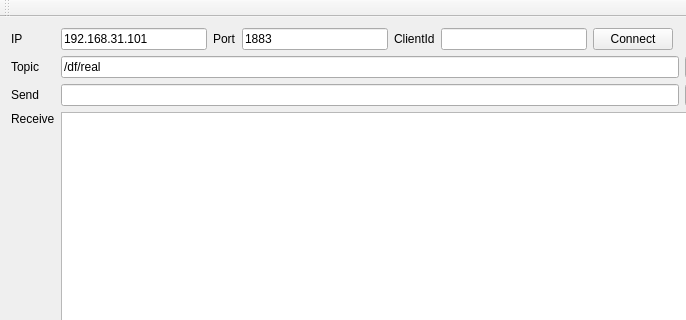
Qt form MqttDemo/MqttDemo.ui (spartajet/MqttDemo2) before a commit; both pictures show x 0 to 686 and y 0 to 320 of the 776 by 555 pixel window.
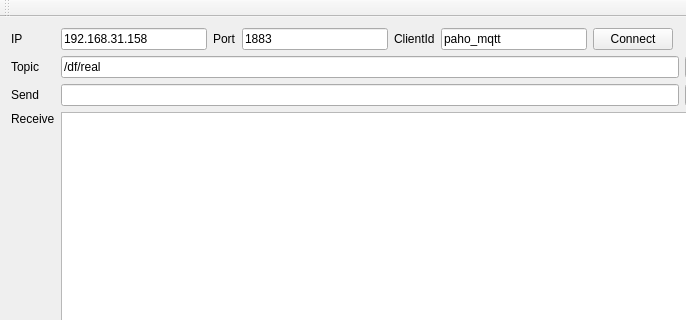
The same form after that commit.

Commit message: 发送搞定

Diff of the .ui file:
```diff
--- a/MqttDemo/MqttDemo.ui
+++ b/MqttDemo/MqttDemo.ui
@@ -42,7 +42,7 @@
     <item row="0" column="1">
      <widget class="QLineEdit" name="IpEdit">
       <property name="text">
-       <string>192.168.31.101</string>
+       <string>192.168.31.158</string>
       </property>
      </widget>
     </item>
@@ -122,7 +122,11 @@
      </widget>
     </item>
     <item row="0" column="5">
-     <widget class="QLineEdit" name="ClientIdEdit"/>
+     <widget class="QLineEdit" name="ClientIdEdit">
+      <property name="text">
+       <string>paho_mqtt</string>
+      </property>
+     </widget>
     </item>
    </layout>
   </widget>
```
Left out of the diff: 2 changed lines with no effect on the pictures. The commit also changes 2 other files.
